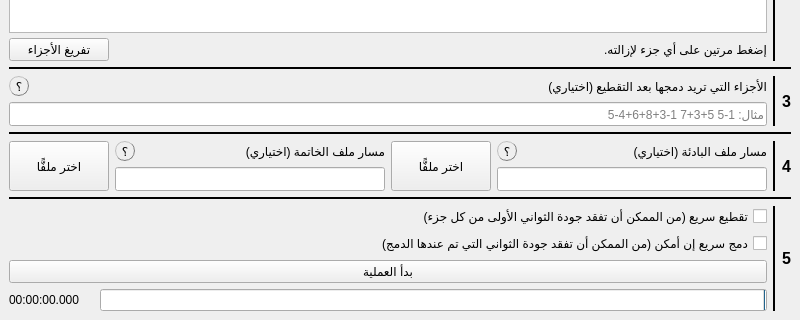
Qt form windows/main_window.ui (ieasybooks/taqtie) before a commit; both pictures show x 0 to 800 and y 400 to 720 of the 800 by 720 pixel window.
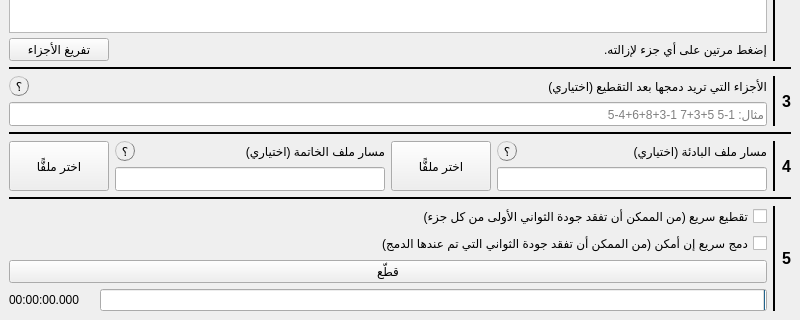
The same form after that commit.

Commit message: Implement new progress bar logic

```diff
--- a/windows/main_window.ui
+++ b/windows/main_window.ui
@@ -1004,7 +1004,7 @@
            <enum>Qt::NoFocus</enum>
           </property>
           <property name="text">
-           <string>بدأ العملية</string>
+           <string>قطّع</string>
           </property>
           <property name="flat">
            <bool>false</bool>
```
The commit also changes 2 other files.
